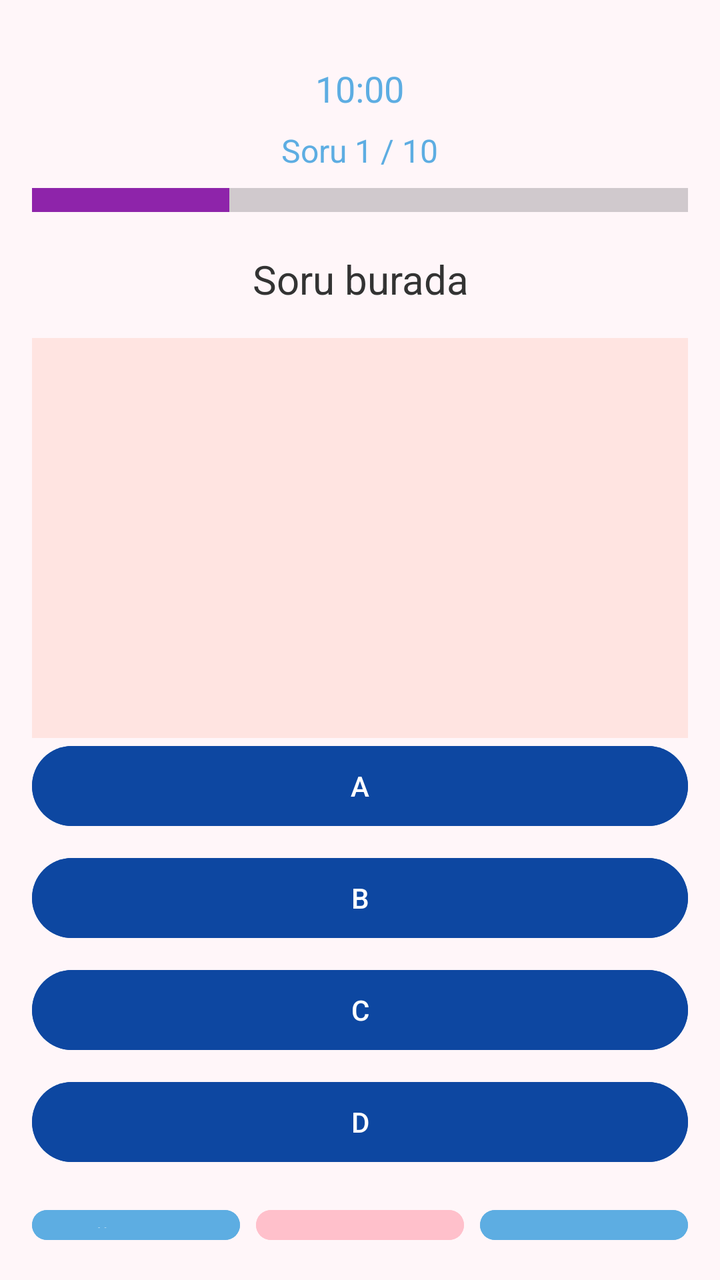
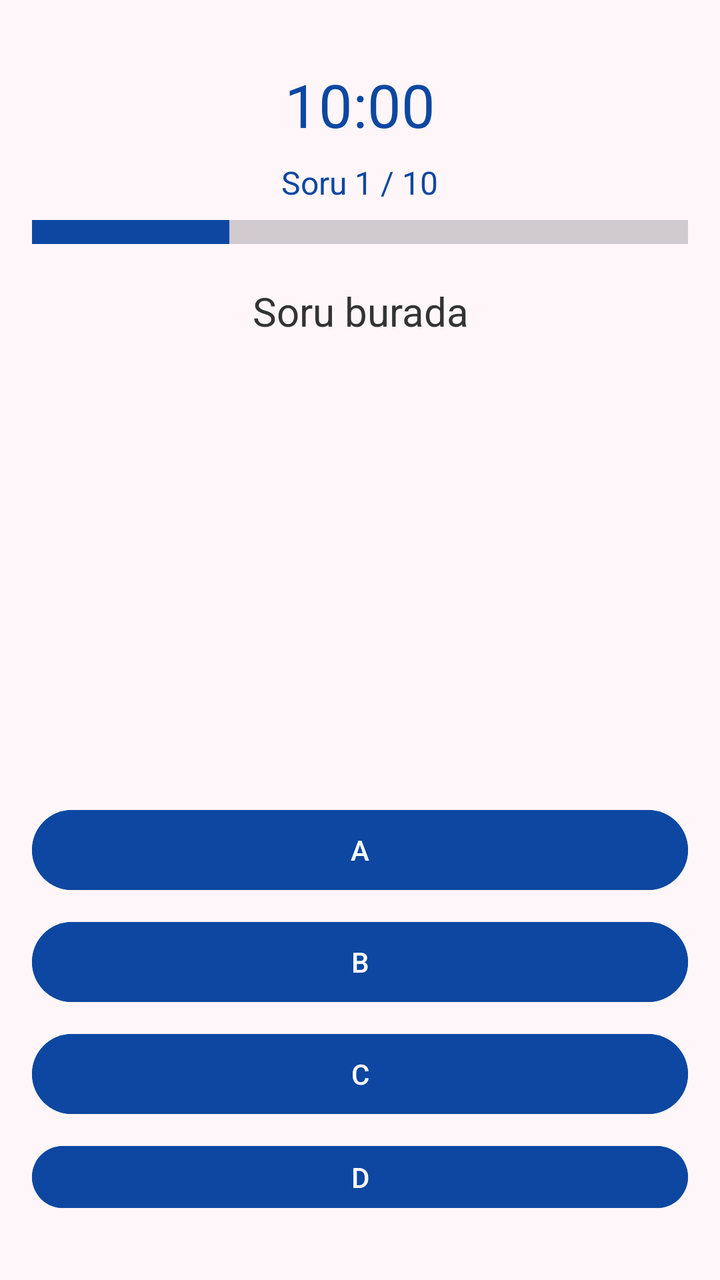

Screens rendered from an Android XML layout before and after an edit, with the pre-edit source and the edit as a unified diff.
<!-- AndroidManifest.xml: application theme Theme.MyQuizApp -->
<!-- res/layout/fragment_questions.xml -->
<LinearLayout
    xmlns:android="http://schemas.android.com/apk/res/android"
    android:layout_width="match_parent"
    android:layout_height="wrap_content"
    xmlns:app="http://schemas.android.com/apk/res-auto"
    android:orientation="vertical"
    android:gravity="center"
    android:background="#FFF6F9"
    android:padding="16dp">


    
    <TextView
        android:id="@+id/textViewTimer"
        android:layout_width="wrap_content"
        android:layout_height="wrap_content"
        android:text="10:00"
        android:textSize="18sp"
        android:textColor="#5DADE2"
        android:layout_gravity="center_horizontal"
        android:layout_marginTop="16dp"
        android:layout_marginBottom="8dp"/>


    
    <TextView
        android:id="@+id/textViewQuestionProgress"
        android:layout_width="wrap_content"
        android:layout_height="wrap_content"
        android:text="Soru 1 / 10"
        android:textSize="16sp"
        android:textColor="#5DADE2"
        android:layout_gravity="center_horizontal"
        android:layout_marginBottom="4dp"/>

    
    <ProgressBar
        android:id="@+id/progressBar"
        style="?android:attr/progressBarStyleHorizontal"
        android:layout_width="match_parent"
        android:layout_height="20dp"
        android:max="100"
        android:progress="30"
        android:scaleY="3"
        android:progressTint="#8E24AA"
        android:backgroundTint="#E1BEE7"
        android:layout_marginBottom="16dp"
        android:clipToOutline="true" />


    
    <TextView
        android:id="@+id/textViewQuestion"
        android:layout_width="match_parent"
        android:layout_height="wrap_content"
        android:text="Soru burada"
        android:textSize="20sp"
        android:textColor="#333333"
        android:textAlignment="center"
        android:layout_marginBottom="16dp"/>

    
    <ImageView
        android:id="@+id/imageViewQuestion"
        android:layout_width="match_parent"
        android:layout_height="200dp"
        android:scaleType="fitCenter"
        android:background="#FFE4E1" />

    
    <Button
        android:id="@+id/buttonOptionA"
        android:layout_width="match_parent"
        android:layout_height="wrap_content"
        android:text="A"
        android:backgroundTint="#0D47A1"
        android:textColor="#FFFFFF"
        android:layout_marginBottom="8dp"/>

    <Button
        android:id="@+id/buttonOptionB"
        android:layout_width="match_parent"
        android:layout_height="wrap_content"
        android:text="B"
        android:backgroundTint="#0D47A1"
        android:textColor="#FFFFFF"
        android:layout_marginBottom="8dp"/>

    <Button
        android:id="@+id/buttonOptionC"
        android:layout_width="match_parent"
        android:layout_height="wrap_content"
        android:text="C"
        android:backgroundTint="#0D47A1"
        android:textColor="#FFFFFF"
        android:layout_marginBottom="8dp"/>

    <Button
        android:id="@+id/buttonOptionD"
        android:layout_width="match_parent"
        android:layout_height="wrap_content"
        android:text="D"
        android:backgroundTint="#0D47A1"
        android:textColor="#FFFFFF"
        android:layout_marginBottom="16dp"/>

    
    <LinearLayout
        android:layout_width="match_parent"
        android:layout_height="wrap_content"
        android:orientation="horizontal"
        android:gravity="center">

        <Button
            android:id="@+id/buttonPrevious"
            android:layout_width="0dp"
            android:layout_height="wrap_content"
            android:layout_marginEnd="8dp"
            android:layout_weight="1"
            android:backgroundTint="#5DADE2"
            android:text="Önceki"
            android:textColor="#ffffff" />

        <Button
            android:id="@+id/buttonFinish"
            android:layout_width="0dp"
            android:layout_height="wrap_content"
            android:layout_weight="1"
            android:text="Bitir"
            android:backgroundTint="#FFC0CB"
            android:textColor="#FFFFFF"

            android:layout_marginEnd="8dp"/>

        <Button
            android:id="@+id/buttonNext"
            android:layout_width="0dp"
            android:layout_height="wrap_content"
            android:layout_weight="1"
            android:text="Sonraki"
            android:backgroundTint="#5DADE2"
            android:textColor="#ffffff"/>
    </LinearLayout>

</LinearLayout>
<!-- resources referenced by this layout -->
<resources>
  <style name="Theme.MyQuizApp" parent="Base.Theme.MyQuizApp" />
  <style name="Base.Theme.MyQuizApp" parent="Theme.Material3.DayNight.NoActionBar">
          
          
      </style>
</resources>

<!-- the commit's change to res/layout/fragment_questions.xml (unified diff, before → after) -->
@@ -10,13 +10,14 @@
 
 
     
+
     <TextView
         android:id="@+id/textViewTimer"
         android:layout_width="wrap_content"
         android:layout_height="wrap_content"
         android:text="10:00"
-        android:textSize="18sp"
-        android:textColor="#5DADE2"
+        android:textSize="30sp"
+        android:textColor="#0D47A1"
         android:layout_gravity="center_horizontal"
         android:layout_marginTop="16dp"
         android:layout_marginBottom="8dp"/>
@@ -29,7 +30,7 @@
         android:layout_height="wrap_content"
         android:text="Soru 1 / 10"
         android:textSize="16sp"
-        android:textColor="#5DADE2"
+        android:textColor="#0D47A1"
         android:layout_gravity="center_horizontal"
         android:layout_marginBottom="4dp"/>
 
@@ -42,7 +43,7 @@
         android:max="100"
         android:progress="30"
         android:scaleY="3"
-        android:progressTint="#8E24AA"
+        android:progressTint="#0D47A1"
         android:backgroundTint="#E1BEE7"
         android:layout_marginBottom="16dp"
         android:clipToOutline="true" />
@@ -65,7 +66,8 @@
         android:layout_width="match_parent"
         android:layout_height="200dp"
         android:scaleType="fitCenter"
-        android:background="#FFE4E1" />
+        android:visibility="invisible"
+        android:layout_marginBottom="16dp"/>
 
     
     <Button
@@ -127,7 +129,7 @@
             android:layout_height="wrap_content"
             android:layout_weight="1"
             android:text="Bitir"
-            android:backgroundTint="#FFC0CB"
+            android:backgroundTint="#3F51B5"
             android:textColor="#FFFFFF"
 
             android:layout_marginEnd="8dp"/>
